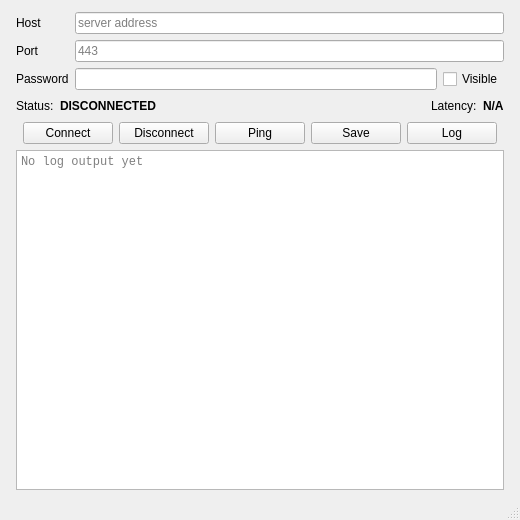
Above: Client/mainwindow.ui from xyanrch1024/overplus before the change. Below: the same form after it.
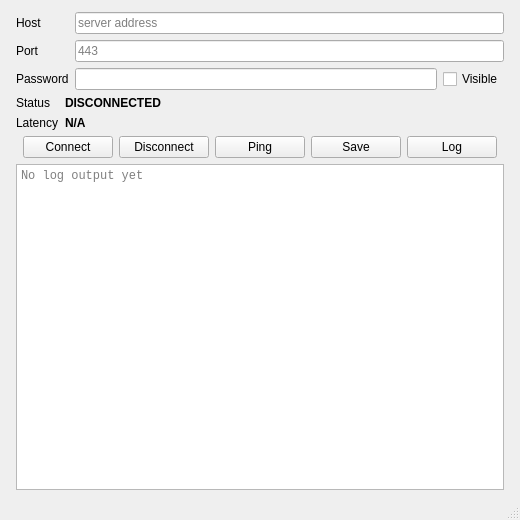
That is the form after the change.

Commit message:
fix(client): onPing() memory management + Status/Latency vertical layout
- onPing(): use shared_ptr for ioc/socket/resolver, eliminate raw new/delete
- onPing(): start std::thread to run ioc->run(), ping now actually works
- onPing(): remove unused timer allocation
- UI: Status and Latency changed from horizontal to vertical QFormLayout

```diff
--- a/Client/mainwindow.ui
+++ b/Client/mainwindow.ui
@@ -71,13 +71,13 @@
      </layout>
     </item>
     <item>
-     <layout class="QHBoxLayout" name="statusLayout">
-      <item>
+     <layout class="QFormLayout" name="statusForm">
+      <item row="0" column="0">
        <widget class="QLabel" name="label_2">
-        <property name="text"><string>Status:</string></property>
+        <property name="text"><string>Status</string></property>
        </widget>
       </item>
-      <item>
+      <item row="0" column="1">
        <widget class="QLabel" name="CONNECTION_STATUS">
         <property name="font">
          <font><bold>true</bold></font>
@@ -86,25 +86,12 @@
         <property name="minimumWidth"><number>120</number></property>
        </widget>
       </item>
-      <item>
-       <spacer name="statusSpacer">
-        <property name="orientation">
-         <enum>Qt::Horizontal</enum>
-        </property>
-        <property name="sizeHint" stdset="0">
-         <size>
-          <width>40</width>
-          <height>20</height>
-         </size>
-        </property>
-       </spacer>
-      </item>
-      <item>
+      <item row="1" column="0">
        <widget class="QLabel" name="label_latency">
-        <property name="text"><string>Latency:</string></property>
+        <property name="text"><string>Latency</string></property>
        </widget>
       </item>
-      <item>
+      <item row="1" column="1">
        <widget class="QLabel" name="LATENCY_LABEL">
         <property name="font">
          <font><bold>true</bold></font>
```
The commit also changes 1 other file.
